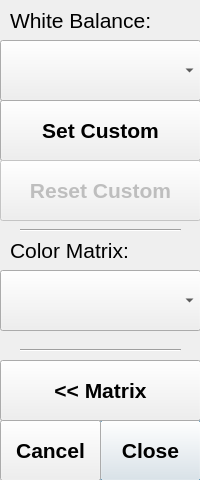
krontech/chronos-cam-app, file src/whitebalancedialog.ui: the form before one commit.
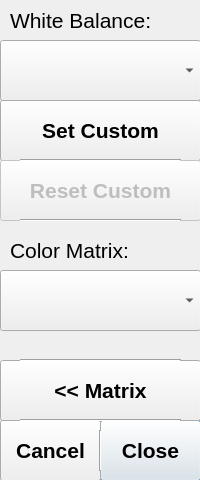
The form after the commit.

The edit to the form file:
```diff
--- a/src/whitebalancedialog.ui
+++ b/src/whitebalancedialog.ui
@@ -139,7 +139,7 @@
    <property name="geometry">
     <rect>
      <x>20</x>
-     <y>220</y>
+     <y>210</y>
      <width>161</width>
      <height>20</height>
     </rect>
@@ -188,7 +188,7 @@
    <property name="geometry">
     <rect>
      <x>20</x>
-     <y>340</y>
+     <y>350</y>
      <width>161</width>
      <height>20</height>
     </rect>
@@ -217,6 +217,45 @@
     <string>Cancel</string>
    </property>
   </widget>
+  <widget class="Line" name="line_3">
+   <property name="geometry">
+    <rect>
+     <x>90</x>
+     <y>430</y>
+     <width>20</width>
+     <height>41</height>
+    </rect>
+   </property>
+   <property name="orientation">
+    <enum>Qt::Vertical</enum>
+   </property>
+  </widget>
+  <widget class="Line" name="line_4">
+   <property name="geometry">
+    <rect>
+     <x>20</x>
+     <y>150</y>
+     <width>161</width>
+     <height>20</height>
+    </rect>
+   </property>
+   <property name="orientation">
+    <enum>Qt::Horizontal</enum>
+   </property>
+  </widget>
+  <widget class="Line" name="line_5">
+   <property name="geometry">
+    <rect>
+     <x>20</x>
+     <y>410</y>
+     <width>161</width>
+     <height>20</height>
+    </rect>
+   </property>
+   <property name="orientation">
+    <enum>Qt::Horizontal</enum>
+   </property>
+  </widget>
  </widget>
  <tabstops>
   <tabstop>cmdClose</tabstop>
```
